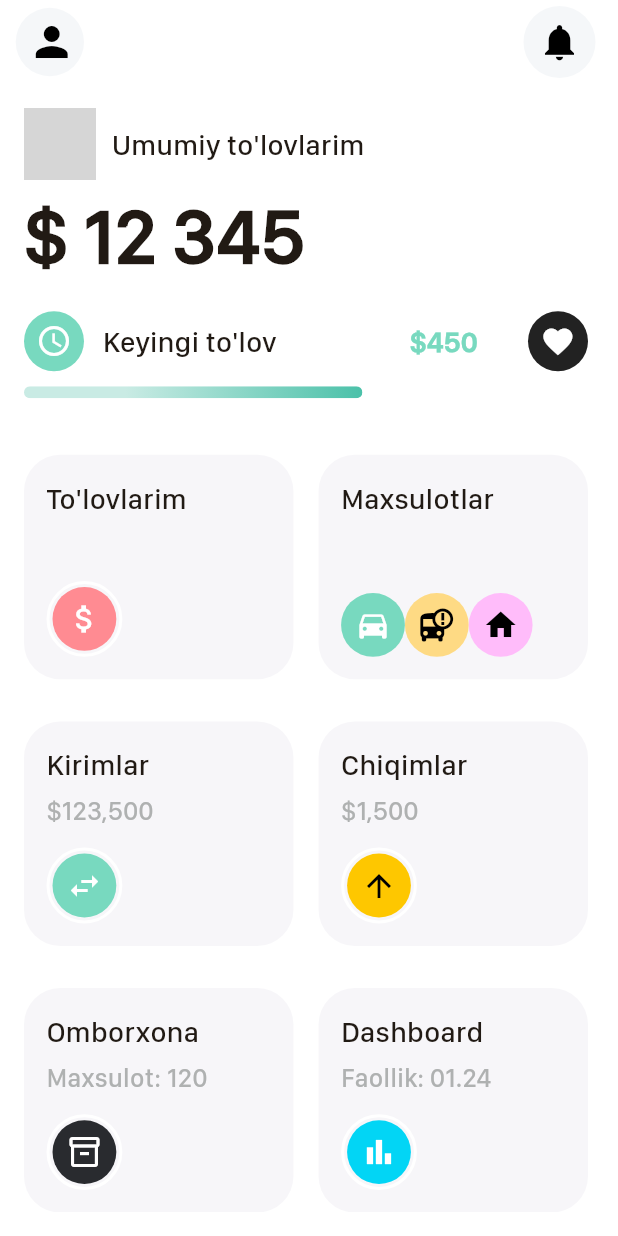
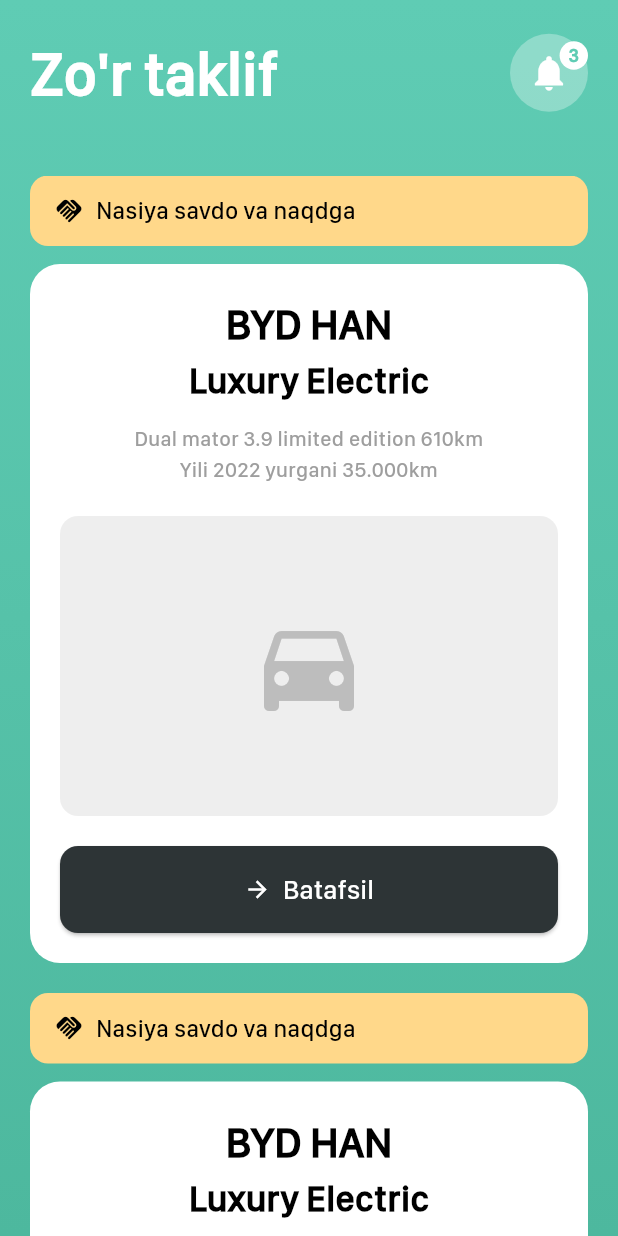
Before and after one commit to IbrokhimSidikov/tezqu, a Flutter app: the HomePage screen opened by its route, after a tap on the "notifications" icon, on a phone screen of 412 x 824 dp. Run offline on Flutter 3.47's test engine with Material 3 defaults, Android fonts, the phone set to English and light mode, and no system bars; our stand-ins replace bloc, connectivity_plus, dartz, dio, equatable, flutter_bloc and 10 more; missing offline and left inert: iconify_flutter; accounts and stored records are empty; project files that could hold a hidden picture were left out; grey boxes are pictures that could not be loaded.

Commit message:
notifications

```diff
--- a/lib/core/constants/app_images.dart
+++ b/lib/core/constants/app_images.dart
@@ -8,4 +8,5 @@
   static const String iconBlack = 'assets/icons/iconBlack.svg';
   static const String cardIcon = 'assets/icons/card.svg';
   static const String ava1 = 'assets/images/ava1.jpeg';
+  static const String reklama = 'assets/images/reklama.png';
 }
--- a/lib/core/router/app_routes.dart
+++ b/lib/core/router/app_routes.dart
@@ -10,6 +10,7 @@
 import '../../features/expense/presentation/pages/expense.dart';
 import '../../features/home/presentation/pages/favourites.dart';
 import '../../features/income/presentation/pages/income.dart';
+import '../../features/notification/presentation/pages/notifications.dart';
 import '../../features/payments/presentation/pages/details_payment.dart';
 import '../../features/payments/presentation/pages/payments.dart';
 import '../../features/products/presentation/pages/details.dart';
@@ -33,6 +34,7 @@
   static const String auth = '/auth';
   static const String profile = '/profile';
   static const String favourites = '/favourites';
+  static const String notifications = '/notifications';
 
   static final GoRouter router = GoRouter(
     initialLocation: splash,
@@ -134,6 +136,11 @@
         name: 'favourites',
         builder: (context, state) => const Favourites(),
       ),
+      GoRoute(
+          path: notifications,
+          name: 'notifications',
+          builder: (context, state) => const Notifications(),
+      ),
     ],
   );
 }
--- a/lib/core/shared/app_banner.dart
+++ b/lib/core/shared/app_banner.dart
@@ -4,8 +4,11 @@
 import '../constants/app_colors.dart';
 
 class AppBanner extends StatelessWidget {
+  final String image;
+
   const AppBanner({
     super.key,
+    required this.image,
   });
 
   @override
@@ -18,6 +21,7 @@
       child: SizedBox(
         width: 361.w,
         height: 180.h,
+        child: Image.asset(image),
       ),
     );
   }
--- a/lib/features/home/presentation/pages/home.dart
+++ b/lib/features/home/presentation/pages/home.dart
@@ -54,7 +54,9 @@
                   iconSize: 29,
                   icon: Icon(Icons.notifications),
                   color: Colors.black,
-                  onPressed: () {},
+                  onPressed: () {
+                    context.push(AppRoutes.notifications);
+                  },
                 ),
               ),
             ),
--- /dev/null
+++ b/lib/features/notification/presentation/pages/notifications.dart
@@ -0,0 +1,236 @@
+import 'package:flutter/material.dart';
+
+class Notifications extends StatefulWidget {
+  const Notifications({super.key});
+
+  @override
+  State<Notifications> createState() => _NotificationsState();
+}
+
+class _NotificationsState extends State<Notifications> {
+  @override
+  Widget build(BuildContext context) {
+    return Scaffold(
+      body: Container(
+        decoration: const BoxDecoration(
+          gradient: LinearGradient(
+            begin: Alignment.topCenter,
+            end: Alignment.bottomCenter,
+            colors: [
+              Color(0xFF5FCCB4),
+              Color(0xFF4DB89E),
+            ],
+          ),
+        ),
+        child: SafeArea(
+          child: Column(
+            children: [
+              // Header with title and notification icon
+              Padding(
+                padding: const EdgeInsets.all(20.0),
+                child: Row(
+                  mainAxisAlignment: MainAxisAlignment.spaceBetween,
+                  children: [
+                    const Text(
+                      "Zo'r taklif",
+                      style: TextStyle(
+                        fontSize: 40,
+                        fontWeight: FontWeight.bold,
+                        color: Colors.white,
+                      ),
+                    ),
+                    Stack(
+                      children: [
+                        Container(
+                          padding: const EdgeInsets.all(12),
+                          decoration: BoxDecoration(
+                            color: Colors.white.withOpacity(0.3),
+                            shape: BoxShape.circle,
+                          ),
+                          child: const Icon(
+                            Icons.notifications,
+                            color: Colors.white,
+                            size: 28,
+                          ),
+                        ),
+                        Positioned(
+                          right: 0,
+                          top: 0,
+                          child: Container(
+                            padding: const EdgeInsets.all(6),
+                            decoration: const BoxDecoration(
+                              color: Colors.white,
+                              shape: BoxShape.circle,
+                            ),
+                            child: const Text(
+                              '3',
+                              style: TextStyle(
+                                color: Color(0xFF5FCCB4),
+                                fontSize: 12,
+                                fontWeight: FontWeight.bold,
+                              ),
+                            ),
+                          ),
+                        ),
+                      ],
+                    ),
+                  ],
+                ),
+              ),
+
+              const SizedBox(height: 20),
+
+              // Notification cards list
+              Expanded(
+                child: ListView.builder(
+                  padding: const EdgeInsets.symmetric(horizontal: 20),
+                  itemCount: 3, // Placeholder count
+                  itemBuilder: (context, index) {
+                    return Padding(
+                      padding: const EdgeInsets.only(bottom: 20),
+                      child: Column(
+                        children: [
+                          // Yellow banner
+                          Container(
+                            padding: const EdgeInsets.symmetric(
+                              horizontal: 16,
+                              vertical: 12,
+                            ),
+                            decoration: BoxDecoration(
+                              color: const Color(0xFFFFD88A),
+                              borderRadius: BorderRadius.circular(12),
+                            ),
+                            child: const Row(
+                              children: [
+                                Icon(
+                                  Icons.handshake,
+                                  color: Colors.black,
+                                  size: 20,
+                                ),
+                                SizedBox(width: 8),
+                                Text(
+                                  'Nasiya savdo va naqdga',
+                                  style: TextStyle(
+                                    color: Colors.black,
+                                    fontSize: 16,
+                                    fontWeight: FontWeight.w600,
+                                  ),
+                                ),
+                              ],
+                            ),
+                          ),
+
+                          const SizedBox(height: 12),
+
+                          // White card with product details
+                          Container(
+                            decoration: BoxDecoration(
+                              color: Colors.white,
+                              borderRadius: BorderRadius.circular(20),
+                            ),
+                            padding: const EdgeInsets.all(20),
+                            child: Column(
+                              children: [
+                                // Product title
+                                const Text(
+                                  'BYD HAN',
+                                  style: TextStyle(
+                                    fontSize: 28,
+                                    fontWeight: FontWeight.bold,
+                                    color: Colors.black,
+                                  ),
+                                ),
+                                const Text(
+                                  'Luxury Electric',
+                                  style: TextStyle(
+                                    fontSize: 24,
+                                    fontWeight: FontWeight.bold,
+                                    color: Colors.black,
+                                  ),
+                                ),
+
+                                const SizedBox(height: 12),
+
+                                // Product description
+                                const Text(
+                                  'Dual mator 3.9 limited edition 610km\nYili 2022 yurgani 35.000km',
+                                  textAlign: TextAlign.center,
+                                  style: TextStyle(
+                                    fontSize: 14,
+                                    color: Colors.grey,
+                                    height: 1.5,
+                                  ),
+                                ),
+
+                                const SizedBox(height: 20),
+
+                                // Product image placeholder
+                                Container(
+                                  height: 200,
+                                  decoration: BoxDecoration(
+                                    color: Colors.grey[200],
+                                    borderRadius: BorderRadius.circular(12),
+                                  ),
+                                  child: Center(
+                                    child: Icon(
+                                      Icons.directions_car,
+                                      size: 80,
+                                      color: Colors.grey[400],
+                                    ),
+                                  ),
+                                ),
+
+                                const SizedBox(height: 20),
+
+                                // Details button
+                                SizedBox(
+                                  width: double.infinity,
+                                  child: ElevatedButton(
+                                    onPressed: () {
+                                      // Navigate to details
+                                    },
+                                    style: ElevatedButton.styleFrom(
+                                      backgroundColor: const Color(0xFF2D3436),
+                                      padding: const EdgeInsets.symmetric(
+                                        vertical: 16,
+                                      ),
+                                      shape: RoundedRectangleBorder(
+                                        borderRadius: BorderRadius.circular(12),
+                                      ),
+                                    ),
+                                    child: const Row(
+                                      mainAxisAlignment: MainAxisAlignment.center,
+                                      children: [
+                                        Icon(
+                                          Icons.arrow_forward,
+                                          color: Colors.white,
+                                        ),
+                                        SizedBox(width: 8),
+                                        Text(
+                                          'Batafsil',
+                                          style: TextStyle(
+                                            fontSize: 18,
+                                            fontWeight: FontWeight.w600,
+                                            color: Colors.white,
+                                          ),
+                                        ),
+                                      ],
+                                    ),
+                                  ),
+                                ),
+                              ],
+                            ),
+                          ),
+                        ],
+                      ),
+                    );
+                  },
+                ),
+              ),
+            ],
+          ),
+        ),
+      ),
+    );
+  }
+}
--- a/lib/features/payments/presentation/pages/details_payment.dart
+++ b/lib/features/payments/presentation/pages/details_payment.dart
@@ -6,6 +6,7 @@
 import 'package:tezqu/core/shared/app_banner.dart';
 
 import '../../../../core/constants/app_colors.dart';
+import '../../../../core/constants/app_images.dart';
 
 class DetailsPayment extends StatefulWidget {
   const DetailsPayment({super.key});
@@ -45,7 +46,7 @@
           child: Column(
             crossAxisAlignment: CrossAxisAlignment.start,
             children: [
-              AppBanner(),
+              AppBanner(image: AppImages.reklama),
               SizedBox(height: 22.h),
               Row(
                 children: [
--- a/lib/features/products/presentation/pages/products.dart
+++ b/lib/features/products/presentation/pages/products.dart
@@ -7,6 +7,7 @@
 import 'package:iconify_flutter/icons/tabler.dart';
 
 import '../../../../core/constants/app_colors.dart';
+import '../../../../core/constants/app_images.dart';
 import '../../../../core/di/di.dart';
 import '../../../../core/router/app_routes.dart';
 import '../../../../core/shared/app_banner.dart';
@@ -126,7 +127,7 @@
             top: 16.0, bottom: 16.0, left: 16.0, right: 20.0),
         child: Column(
           children: [
-            AppBanner(),
+            AppBanner(image: AppImages.reklama),
             SizedBox(height: 30.h),
 
             // Error message
```
Also changed, not shown: assets/images/reklama.png (added).
